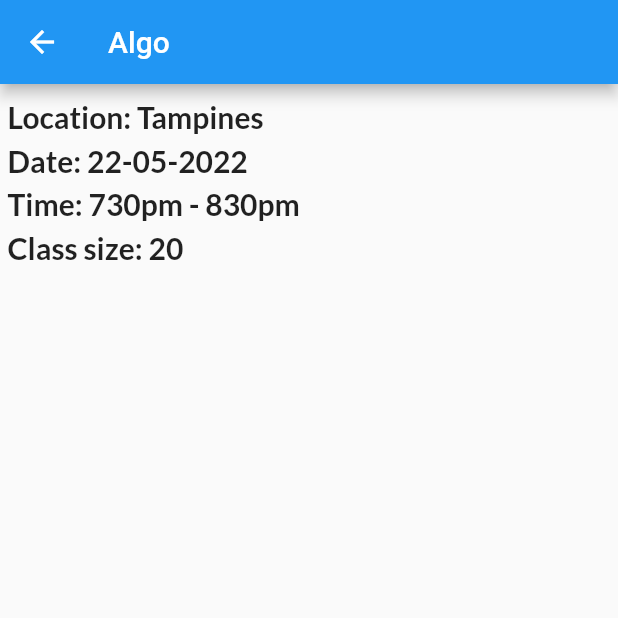
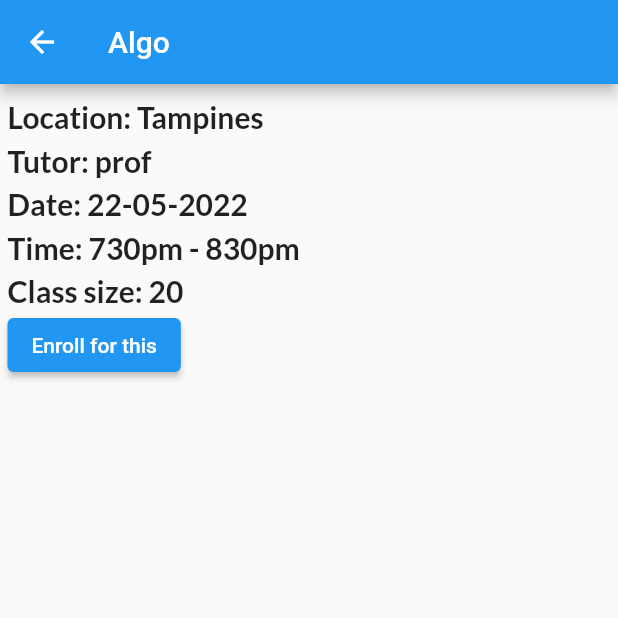
Before and after one commit to haydenang/Tutor_me, a Flutter app: the viewListing screen opened directly, on a phone screen of 412 x 824 dp, the top half of it. Run offline on Flutter 3.47's test engine with Material 2 defaults, Android fonts, the phone set to English and light mode, and no system bars; our stand-ins replace cloud_firestore, date_picker_timeline, firebase_auth, firebase_core, fluttertoast, google_fonts and 1 more; accounts and stored records are empty.

Commit message:
enroll button

```diff
--- /dev/null
+++ b/lib/Classes/ListingClass.dart
@@ -0,0 +1,5 @@
+class ListingClass {
+  final String name, tutorName, date, location, size, start_time, end_time;
+
+  ListingClass(this.name, this.tutorName, this.date, this.location, this.size, this.start_time, this.end_time);
+}
--- a/lib/ListingClass.dart
+++ /dev/null
@@ -1,5 +0,0 @@
-class ListingClass {
-  final String name, date, location, size, start_time, end_time;
-
-  ListingClass(this.name, this.date, this.location, this.size, this.start_time, this.end_time);
-}
--- a/lib/viewListing.dart
+++ b/lib/viewListing.dart
@@ -1,13 +1,14 @@
 import 'package:flutter/material.dart';
 import 'package:cloud_firestore/cloud_firestore.dart';
 import 'package:google_fonts/google_fonts.dart';
-import 'package:tutor_me/ListingClass.dart';
+import 'package:tutor_me/Classes/ListingClass.dart';
+import 'package:firebase_auth/firebase_auth.dart';
 
 
 main() {
   runApp(MaterialApp(
       home: viewListing(
-        listingclass: ListingClass("Algo","22-05-2022","Tampines",'20','730pm', '830pm'),)
+        listingclass: ListingClass("Algo", "prof", "22-05-2022","Tampines",'20','730pm', '830pm'),)
   ));
 }
 
@@ -32,6 +33,11 @@ class viewListing extends StatelessWidget {
           const SizedBox(
             height: 5,
           ),
+          Text("Tutor: " + listingclass.tutorName,
+                  style: subHeadingStyle),
+              const SizedBox(
+                height: 5,
+              ),
           Text("Date: " + listingclass.date,
               style: subHeadingStyle),
           const SizedBox(
@@ -45,7 +51,16 @@ class viewListing extends StatelessWidget {
           Text("Class size: " + listingclass.size,
               style: subHeadingStyle
           ),
+
+          ElevatedButton(
+                child: Text('Enroll for this'),
+                onPressed: () {
+
+                },
+              ),
+
         ],),
+
 
     ));
   }
```
Also changed, not shown: lib/listing.dart (+8 -4 lines).
